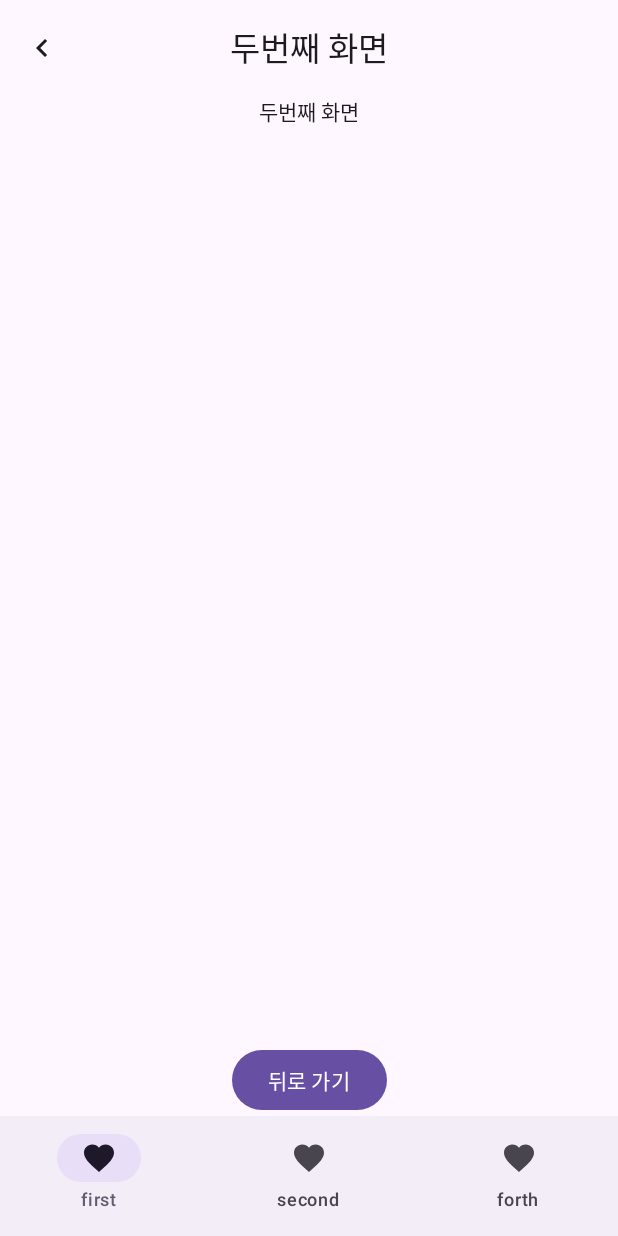
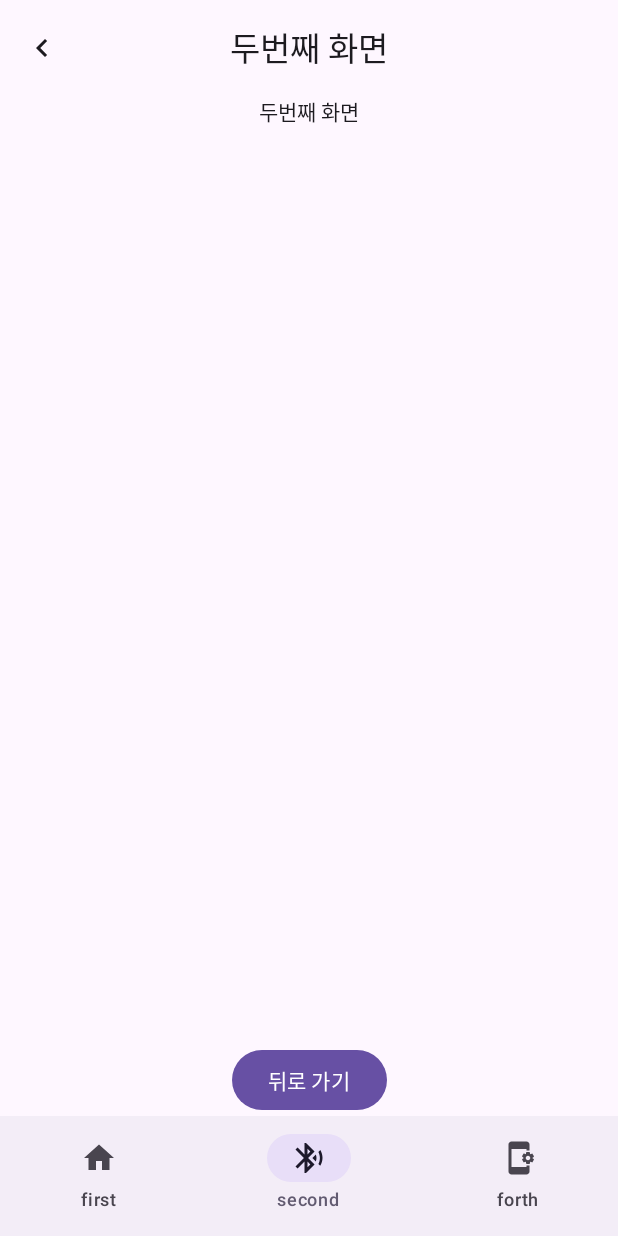
Before and after one commit to lugan1/composeNavigation, an Android app built with Jetpack Compose: the screen it shows after launch (MainActivity), after a tap on "두번째 화면 이동", on a phone screen of 412 x 824 dp. Run offline under Robolectric (Android 15) with nearby library versions, the phone set to English and light mode, and no system bars; our stand-ins replace Dagger/Hilt's generated code.

Commit message:
* 아이콘 추가 * 코드 리팩토링

```diff
--- a/app/src/main/java/com/example/sample/compose/ui/component/FooterNavigationBar.kt
+++ b/app/src/main/java/com/example/sample/compose/ui/component/FooterNavigationBar.kt
@@ -1,37 +1,43 @@
 package com.example.sample.compose.ui.component
 
-import androidx.compose.material.icons.Icons
-import androidx.compose.material.icons.filled.Favorite
-import androidx.compose.material3.ExperimentalMaterial3Api
 import androidx.compose.material3.Icon
 import androidx.compose.material3.NavigationBar
 import androidx.compose.material3.NavigationBarItem
 import androidx.compose.material3.Text
 import androidx.compose.runtime.Composable
 import androidx.compose.runtime.getValue
-import androidx.compose.runtime.mutableStateOf
-import androidx.compose.runtime.remember
-import androidx.compose.runtime.setValue
+import androidx.compose.ui.res.painterResource
 import androidx.compose.ui.tooling.preview.Preview
 import androidx.navigation.NavController
+import androidx.navigation.NavDestination.Companion.hierarchy
 import androidx.navigation.NavGraph.Companion.findStartDestination
+import androidx.navigation.compose.currentBackStackEntryAsState
 import androidx.navigation.compose.rememberNavController
+import com.example.sample.compose.R
 
-@OptIn(ExperimentalMaterial3Api::class)
+sealed class BottomScreen(val route: String, val label: String, val iconRes: Int) {
+    object FirstScreen: BottomScreen("first", "홈", R.drawable.ic_home)
+    object SecondScreen: BottomScreen("second","블루투스", R.drawable.ic_bluteooth)
+    object ForthScreen: BottomScreen("forth", "세팅", R.drawable.ic_setting)
+
+    companion object {
+        val navItems = listOf(FirstScreen, SecondScreen, ForthScreen)
+    }
+}
+
+
 @Composable
 fun FooterNavigationBar(navController: NavController) {
-    val navItems = listOf("first", "second", "forth")
-    var selectedItemIndex by remember { mutableStateOf(0) }
-
     NavigationBar {
-        navItems.forEachIndexed { index, item ->
+        val navBackStackEntry by navController.currentBackStackEntryAsState()
+        val currentDestination = navBackStackEntry?.destination
+        BottomScreen.navItems.forEach { bottomScreen ->
             NavigationBarItem(
-                icon = { Icon(Icons.Filled.Favorite, contentDescription = item) },
-                label = { Text(item) },
-                selected = selectedItemIndex == index,
+                icon = { Icon(painter = painterResource(id = bottomScreen.iconRes), contentDescription = bottomScreen.label) },
+                label = { Text(bottomScreen.route) },
+                selected = currentDestination?.hierarchy?.any { it.route == bottomScreen.route } == true,
                 onClick = {
-                    selectedItemIndex = index
-                    navController.navigate(item) {
+                    navController.navigate(bottomScreen.route) {
                         //그래프의 시작 지점까지 팝업하여, 사용자가 항목을 선택함에 따라 백 스택에 대량의 항목이 쌓이지 않도록 방지한다.
                         popUpTo(navController.graph.findStartDestination().id) { saveState = true }
 
@@ -46,6 +52,8 @@ fun FooterNavigationBar(navController: NavController) {
     }
 }
 
+
+
 @Preview
 @Composable
 fun FooterNavigationBarPreview() {
--- /dev/null
+++ b/app/src/main/res/drawable-anydpi/ic_bluteooth.xml
@@ -0,0 +1,11 @@
+<vector xmlns:android="http://schemas.android.com/apk/res/android"
+    android:width="24dp"
+    android:height="24dp"
+    android:viewportWidth="24"
+    android:viewportHeight="24"
+    android:tint="#333333"
+    android:alpha="0.6">
+  <path
+      android:fillColor="@android:color/white"
+      android:pathData="M14.24,12.01l2.32,2.32c0.28,-0.72 0.44,-1.51 0.44,-2.33 0,-0.82 -0.16,-1.59 -0.43,-2.31l-2.33,2.32zM19.53,6.71l-1.26,1.26c0.63,1.21 0.98,2.57 0.98,4.02s-0.36,2.82 -0.98,4.02l1.2,1.2c0.97,-1.54 1.54,-3.36 1.54,-5.31 -0.01,-1.89 -0.55,-3.67 -1.48,-5.19zM15.71,7.71L10,2L9,2v7.59L4.41,5 3,6.41 8.59,12 3,17.59 4.41,19 9,14.41L9,22h1l5.71,-5.71 -4.3,-4.29 4.3,-4.29zM11,5.83l1.88,1.88L11,9.59L11,5.83zM12.88,16.29L11,18.17v-3.76l1.88,1.88z"/>
+</vector>
--- /dev/null
+++ b/app/src/main/res/drawable-anydpi/ic_home.xml
@@ -0,0 +1,11 @@
+<vector xmlns:android="http://schemas.android.com/apk/res/android"
+    android:width="24dp"
+    android:height="24dp"
+    android:viewportWidth="24"
+    android:viewportHeight="24"
+    android:tint="#333333"
+    android:alpha="0.6">
+  <path
+      android:fillColor="@android:color/white"
+      android:pathData="M10,20v-6h4v6h5v-8h3L12,3 2,12h3v8z"/>
+</vector>
--- /dev/null
+++ b/app/src/main/res/drawable-anydpi/ic_setting.xml
@@ -0,0 +1,11 @@
+<vector xmlns:android="http://schemas.android.com/apk/res/android"
+    android:width="24dp"
+    android:height="24dp"
+    android:viewportWidth="24"
+    android:viewportHeight="24"
+    android:tint="#333333"
+    android:alpha="0.6">
+  <path
+      android:fillColor="@android:color/white"
+      android:pathData="M21.81,12.74l-0.82,-0.63v-0.22l0.8,-0.63c0.16,-0.12 0.2,-0.34 0.1,-0.51l-0.85,-1.48c-0.07,-0.13 -0.21,-0.2 -0.35,-0.2 -0.05,0 -0.1,0.01 -0.15,0.03l-0.95,0.38c-0.08,-0.05 -0.11,-0.07 -0.19,-0.11l-0.15,-1.01c-0.03,-0.21 -0.2,-0.36 -0.4,-0.36h-1.71c-0.2,0 -0.37,0.15 -0.4,0.34l-0.14,1.01c-0.03,0.02 -0.07,0.03 -0.1,0.05l-0.09,0.06 -0.95,-0.38c-0.05,-0.02 -0.1,-0.03 -0.15,-0.03 -0.14,0 -0.27,0.07 -0.35,0.2l-0.85,1.48c-0.1,0.17 -0.06,0.39 0.1,0.51l0.8,0.63v0.23l-0.8,0.63c-0.16,0.12 -0.2,0.34 -0.1,0.51l0.85,1.48c0.07,0.13 0.21,0.2 0.35,0.2 0.05,0 0.1,-0.01 0.15,-0.03l0.95,-0.37c0.08,0.05 0.12,0.07 0.2,0.11l0.15,1.01c0.03,0.2 0.2,0.34 0.4,0.34h1.71c0.2,0 0.37,-0.15 0.4,-0.34l0.15,-1.01c0.03,-0.02 0.07,-0.03 0.1,-0.05l0.09,-0.06 0.95,0.38c0.05,0.02 0.1,0.03 0.15,0.03 0.14,0 0.27,-0.07 0.35,-0.2l0.85,-1.48c0.1,-0.17 0.06,-0.39 -0.1,-0.51zM18,13.5c-0.83,0 -1.5,-0.67 -1.5,-1.5s0.67,-1.5 1.5,-1.5 1.5,0.67 1.5,1.5 -0.67,1.5 -1.5,1.5zM17,17h2v4c0,1.1 -0.9,2 -2,2H7c-1.1,0 -2,-0.9 -2,-2V3c0,-1.1 0.9,-2 2,-2h10c1.1,0 2,0.9 2,2v4h-2V6H7v12h10v-1z"/>
+</vector>
```
Also changed, not shown: app/src/main/res/drawable-hdpi/ic_bluteooth.png (added), app/src/main/res/drawable-hdpi/ic_home.png (added), app/src/main/res/drawable-hdpi/ic_setting.png (added), app/src/main/res/drawable-mdpi/ic_bluteooth.png (added), app/src/main/res/drawable-mdpi/ic_home.png (added), app/src/main/res/drawable-mdpi/ic_setting.png (added), app/src/main/res/drawable-xhdpi/ic_bluteooth.png (added), app/src/main/res/drawable-xhdpi/ic_home.png (added), app/src/main/res/drawable-xhdpi/ic_setting.png (added), app/src/main/res/drawable-xxhdpi/ic_bluteooth.png (added), app/src/main/res/drawable-xxhdpi/ic_home.png (added), app/src/main/res/drawable-xxhdpi/ic_setting.png (added).
